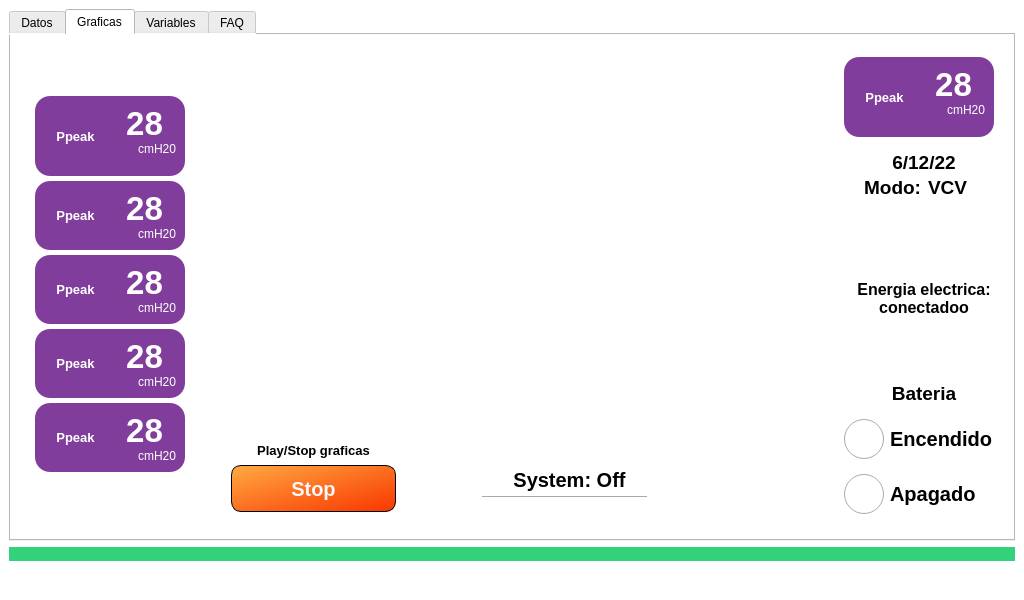
Qt form _main_.ui (JulianDuque97/EPI) before a commit.
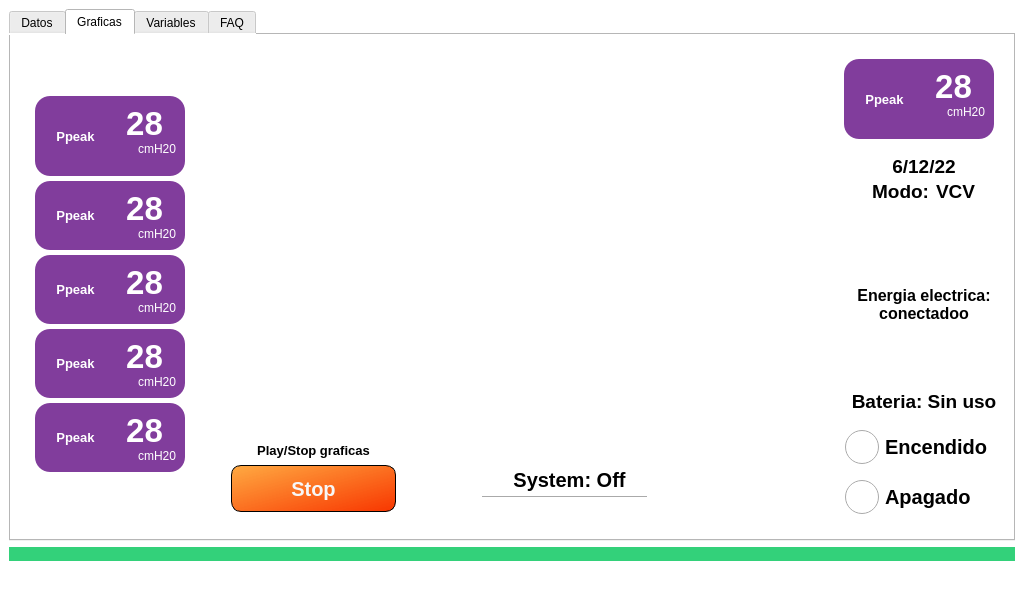
The same form after that commit. Icons and pictures are not drawn. Custom widgets are drawn as their Qt base class.

The edit to the form file:
```diff
--- a/_main_.ui
+++ b/_main_.ui
@@ -1198,13 +1198,13 @@
                    <widget class="QLabel" name="label_117">
                     <property name="minimumSize">
                      <size>
-                      <width>58</width>
+                      <width>85</width>
                       <height>25</height>
                      </size>
                     </property>
                     <property name="maximumSize">
                      <size>
-                      <width>16777215</width>
+                      <width>70</width>
                       <height>25</height>
                      </size>
                     </property>
@@ -1404,7 +1404,7 @@
                    <enum>Qt::LeftToRight</enum>
                   </property>
                   <property name="text">
-                   <string>Bateria</string>
+                   <string>Bateria: Sin uso</string>
                   </property>
                   <property name="alignment">
                    <set>Qt::AlignCenter</set>
@@ -1437,7 +1437,7 @@
                    </font>
                   </property>
                   <property name="styleSheet">
-                   <string notr="true">QRadioButton::indicator { width: 40px; height: 40px;}</string>
+                   <string notr="true">QRadioButton::indicator { width: 35px; height: 35px;}</string>
                   </property>
                   <property name="text">
                    <string>Encendido</string>
@@ -1460,7 +1460,7 @@
                    </font>
                   </property>
                   <property name="styleSheet">
-                   <string notr="true">QRadioButton::indicator { width: 40px; height: 40px;}</string>
+                   <string notr="true">QRadioButton::indicator { width: 35px; height: 35px;}</string>
                   </property>
                   <property name="text">
                    <string>Apagado</string>
```
